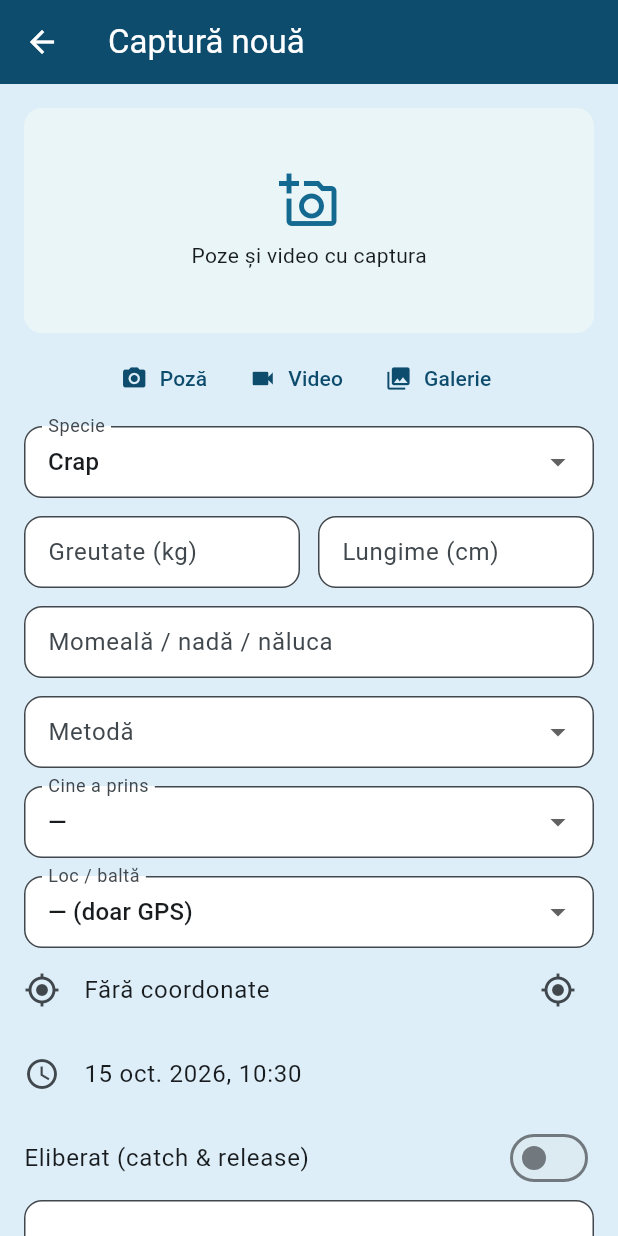
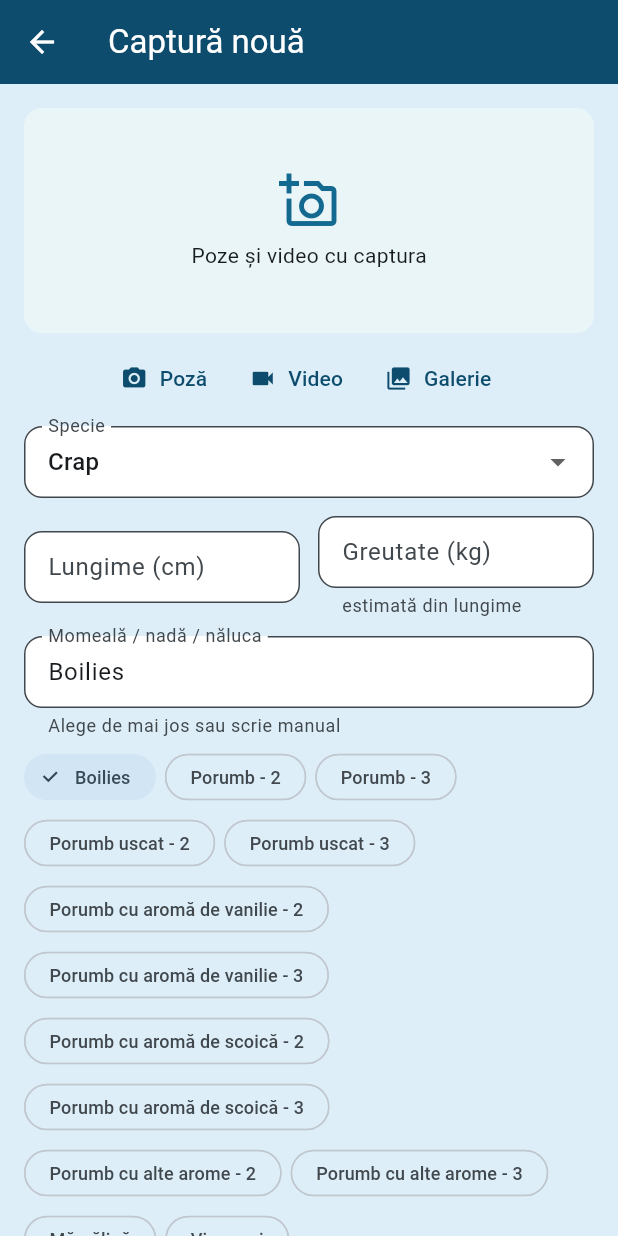
Before and after one commit to kappado2000/pescar-delta, a Flutter app: the CatchEditScreen screen opened directly, on a phone screen of 412 x 824 dp. Run offline on Flutter 3.47's test engine with Material 3 defaults, Android fonts, the phone set to English and light mode, and no system bars; our stand-ins replace file_picker, fl_chart, flutter_map, flutter_secure_storage, geolocator, hive_flutter and 7 more; missing offline and left inert: dart:js_interop; accounts and stored records are empty; network calls fail.

Commit message:
Captură nouă: lungimea înaintea greutății, greutate estimată din lungime, momeli și metodă implicite pe specie, GPS automat la salvare
Co-Authored-By: Claude Opus 5.5 <noreply@anthropic.com>

```diff
--- a/lib/models/catch_entry.dart
+++ b/lib/models/catch_entry.dart
@@ -19,6 +19,7 @@ const commonSpecies = [
 ];
 
 const fishingMethods = [
+  'Fund',
   'Feeder',
   'Crap (fund)',
   'Spinning',
--- /dev/null
+++ b/lib/models/species_data.dart
@@ -0,0 +1,81 @@
+import 'dart:math';
+
+/// Relația greutate–lungime W(g) = a · L(cm)^b, pe specii (valori tipice din
+/// FishBase pentru apele din Europa). Dă o estimare, nu o cântărire.
+const _lengthWeight = <String, (double, double)>{
+  'Crap': (0.0145, 3.0),
+  'Caras': (0.022, 3.0),
+  'Somn': (0.0054, 3.1),
+  'Știucă': (0.0049, 3.06),
+  'Șalău': (0.0075, 3.05),
+  'Biban': (0.0118, 3.08),
+  'Plătică': (0.0105, 3.1),
+  'Roșioară': (0.0125, 3.0),
+  'Babușcă': (0.0125, 3.0),
+  'Avat': (0.0087, 3.05),
+  'Fitofag': (0.0110, 3.05),
+  'Novac': (0.0125, 3.05),
+  'Cosaș': (0.0125, 3.0),
+  'Lin': (0.0145, 3.05),
+};
+
+/// Greutatea estimată (kg) pentru lungimea dată, sau null dacă specia nu e
+/// în tabel ori lungimea lipsește.
+double? estimateWeightKg(String species, double? lengthCm) {
+  final ab = _lengthWeight[species];
+  if (ab == null || lengthCm == null || lengthCm <= 0) return null;
+  final grams = ab.$1 * pow(lengthCm, ab.$2);
+  return (grams / 1000 * 100).round() / 100; // 2 zecimale
+}
+
+bool hasWeightEstimate(String species) => _lengthWeight.containsKey(species);
+
+List<String> _porumb({required bool cu2}) => [
+  if (cu2) 'Porumb - 2',
+  'Porumb - 3',
+  'Porumb uscat - 2',
+  'Porumb uscat - 3',
+  'Porumb cu aromă de vanilie - 2',
+  'Porumb cu aromă de vanilie - 3',
+  'Porumb cu aromă de scoică - 2',
+  'Porumb cu aromă de scoică - 3',
+  'Porumb cu alte arome - 2',
+  'Porumb cu alte arome - 3',
+  'Mămăligă',
+  'Viermuși',
+];
+
+/// Momeala implicită și lista de variante pe specie.
+final speciesBaits = <String, (String, List<String>)>{
+  'Crap': ('Boilies', ['Boilies', ..._porumb(cu2: true)]),
+  'Caras': ('Porumb - 2', _porumb(cu2: true)),
+  'Somn': (
+    'Buchet râme cu coropișniță',
+    [
+      'Buchet râme cu coropișniță',
+      'Buchet râme',
+      'Coropișniță',
+      'Viermi de salcie',
+    ],
+  ),
+  'Știucă': (
+    'Linguriță aurie cu roșu',
+    [
+      'Linguriță aurie cu roșu',
+      'Linguriță argintie cu roșu',
+      'Spinnerbait verde',
+      'Spinnerbait alb',
+      'Năluca verzuie',
+      'Năluca albă',
+      'Vobler',
+    ],
+  ),
+};
+
+/// Metoda implicită pe specie.
+const speciesMethod = <String, String>{
+  'Crap': 'Fund',
+  'Caras': 'Fund',
+  'Somn': 'Fund',
+  'Știucă': 'Spinning',
+};
--- a/lib/screens/catches_screen.dart
+++ b/lib/screens/catches_screen.dart
@@ -7,6 +7,7 @@ import 'package:provider/provider.dart';
 import '../data/app_store.dart';
 import 'home_shell.dart';
 import '../models/catch_entry.dart';
+import '../models/species_data.dart';
 import '../services/location_service.dart';
 import '../services/weather_service.dart';
 import '../theme.dart';
@@ -274,8 +275,8 @@ class _CatchEditScreenState extends State<CatchEditScreen> {
   );
   late final _bait = TextEditingController(text: _c.bait);
 
-  /// Controller-ul creat de Autocomplete pentru câmpul de momeală.
-  TextEditingController? _baitField;
+  /// Greutatea scrisă de mână nu mai e înlocuită de estimarea din lungime.
+  late bool _weightManual = _c.weightKg != null;
   late final _notes = TextEditingController(text: _c.notes);
   late String _method = _c.method;
   late DateTime _date = _c.date;
@@ -292,7 +293,24 @@ class _CatchEditScreenState extends State<CatchEditScreen> {
   void initState() {
     super.initState();
     if (!commonSpecies.contains(_species)) _species = 'Altă specie';
-    if (widget.entry == null && _lat == null && _spotId == null) _locate();
+    if (widget.entry == null) {
+      _applySpeciesDefaults();
+      if (_lat == null && _spotId == null) _locate();
+    }
+  }
+
+  /// Momeala și metoda implicite ale speciei (la o captură nouă).
+  void _applySpeciesDefaults() {
+    final baits = speciesBaits[_species];
+    if (baits != null) _bait.text = baits.$1;
+    final method = speciesMethod[_species];
+    if (method != null) _method = method;
+  }
+
+  void _estimateWeight() {
+    if (_weightManual) return;
+    final est = estimateWeightKg(_species, _parse(_length.text));
+    _weight.text = est == null ? '' : _num(est);
   }
 
   Future<void> _locate() async {
@@ -345,7 +363,11 @@ class _CatchEditScreenState extends State<CatchEditScreen> {
               for (final s in commonSpecies)
                 DropdownMenuItem(value: s, child: Text(s)),
             ],
-            onChanged: (v) => setState(() => _species = v!),
+            onChanged: (v) => setState(() {
+              _species = v!;
+              if (widget.entry == null) _applySpeciesDefaults();
+              _estimateWeight();
+            }),
           ),
           if (_species == 'Altă specie') ...[
             const SizedBox(height: 12),
@@ -359,44 +381,64 @@ class _CatchEditScreenState extends State<CatchEditScreen> {
             children: [
               Expanded(
                 child: TextField(
-                  controller: _weight,
+                  controller: _length,
                   keyboardType: const TextInputType.numberWithOptions(
                     decimal: true,
                   ),
-                  decoration: const InputDecoration(labelText: 'Greutate (kg)'),
+                  decoration: const InputDecoration(labelText: 'Lungime (cm)'),
+                  onChanged: (_) => setState(_estimateWeight),
                 ),
               ),
               const SizedBox(width: 12),
               Expanded(
                 child: TextField(
-                  controller: _length,
+                  controller: _weight,
                   keyboardType: const TextInputType.numberWithOptions(
                     decimal: true,
                   ),
-                  decoration: const InputDecoration(labelText: 'Lungime (cm)'),
+                  decoration: InputDecoration(
+                    labelText: 'Greutate (kg)',
+                    helperText: _weightManual
+                        ? 'scrisă manual'
+                        : hasWeightEstimate(_species)
+                        ? 'estimată din lungime'
+                        : null,
+                  ),
+                  onChanged: (v) => setState(() {
+                    // golit → revine estimarea din lungime
+                    _weightManual = v.trim().isNotEmpty;
+                    if (!_weightManual) _estimateWeight();
+                  }),
                 ),
               ),
             ],
           ),
           const SizedBox(height: 12),
-          Autocomplete<String>(
-            initialValue: TextEditingValue(text: _bait.text),
-            optionsBuilder: (v) => baits.where(
-              (b) => b.toLowerCase().contains(v.text.toLowerCase()),
+          TextField(
+            controller: _bait,
+            textCapitalization: TextCapitalization.sentences,
+            decoration: const InputDecoration(
+              labelText: 'Momeală / nadă / năluca',
+              helperText: 'Alege de mai jos sau scrie manual',
             ),
-            fieldViewBuilder: (context, controller, focus, onSubmit) {
-              _baitField = controller;
-              return TextField(
-                controller: controller,
-                focusNode: focus,
-                decoration: const InputDecoration(
-                  labelText: 'Momeală / nadă / năluca',
+          ),
+          const SizedBox(height: 6),
+          Wrap(
+            spacing: 6,
+            runSpacing: 4,
+            children: [
+              for (final b in {...?speciesBaits[_species]?.$2, ...baits})
+                ChoiceChip(
+                  label: Text(b, style: const TextStyle(fontSize: 12)),
+                  visualDensity: VisualDensity.compact,
+                  selected: _bait.text.trim() == b,
+                  onSelected: (_) => setState(() => _bait.text = b),
                 ),
-              );
-            },
+            ],
           ),
           const SizedBox(height: 12),
           DropdownButtonFormField<String>(
+            key: ValueKey('metoda_$_method'),
             initialValue: fishingMethods.contains(_method) ? _method : null,
             decoration: const InputDecoration(labelText: 'Metodă'),
             items: [
@@ -513,6 +555,15 @@ class _CatchEditScreenState extends State<CatchEditScreen> {
 
   Future<void> _save() async {
     setState(() => _saving = true);
+    // GPS-ul se marchează automat la înregistrare
+    if (widget.entry == null && _lat == null && _spotId == null) {
+      final pos = await LocationService.current();
+      if (pos != null) {
+        _lat = pos.latitude;
+        _lng = pos.longitude;
+      }
+    }
+    if (!mounted) return;
     final store = context.read<AppStore>();
     final species =
         _species == 'Altă specie' && _otherSpecies.text.trim().isNotEmpty
@@ -530,7 +581,7 @@ class _CatchEditScreenState extends State<CatchEditScreen> {
       ..species = species
       ..weightKg = _parse(_weight.text)
       ..lengthCm = _parse(_length.text)
-      ..bait = (_baitField?.text ?? _bait.text).trim()
+      ..bait = _bait.text.trim()
       ..method = _method
       ..date = _date
       ..spotId = _spotId
```
Also changed, not shown: 1 other file.
